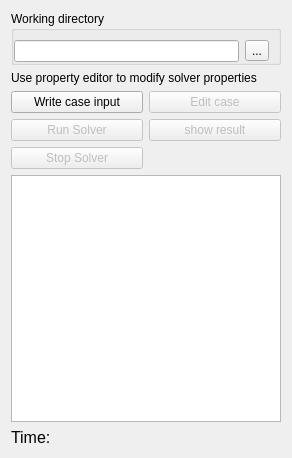
Old version of the form TaskPanelCfdSolverControl.ui in the repository jaheyns/CfdOF.
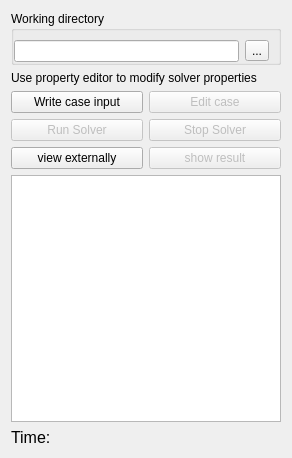
New version of the form.

Commit message: CFD: add push button of view result externally in paraView

The edit to the form file:
```diff
--- a/TaskPanelCfdSolverControl.ui
+++ b/TaskPanelCfdSolverControl.ui
@@ -89,6 +89,16 @@
       </widget>
      </item>
      <item row="2" column="1">
+      <widget class="QPushButton" name="terminateSolver">
+       <property name="enabled">
+        <bool>false</bool>
+       </property>
+       <property name="text">
+        <string>Stop Solver</string>
+       </property>
+      </widget>
+     </item>
+     <item row="3" column="1">
       <widget class="QPushButton" name="pb_show_result">
        <property name="enabled">
         <bool>false</bool>
@@ -99,12 +109,9 @@
       </widget>
      </item>
      <item row="3" column="0">
-      <widget class="QPushButton" name="terminateSolver">
-       <property name="enabled">
-        <bool>false</bool>
-       </property>
+      <widget class="QPushButton" name="pb_view_externally">
        <property name="text">
-        <string>Stop Solver</string>
+        <string>view externally</string>
        </property>
       </widget>
      </item>
```
The commit also changes 2 other files.
